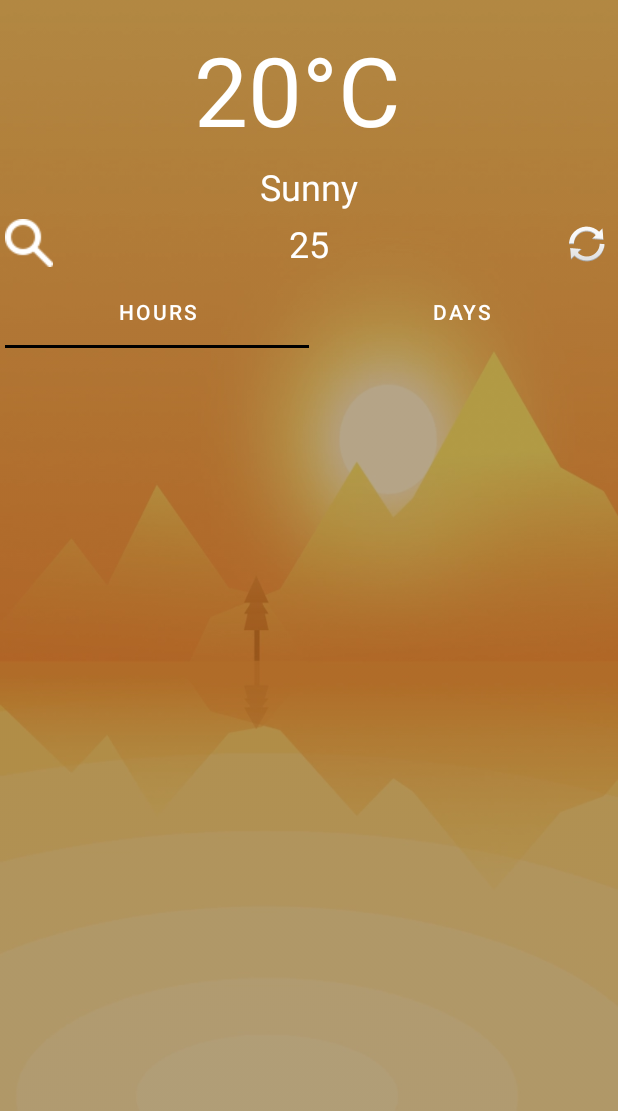
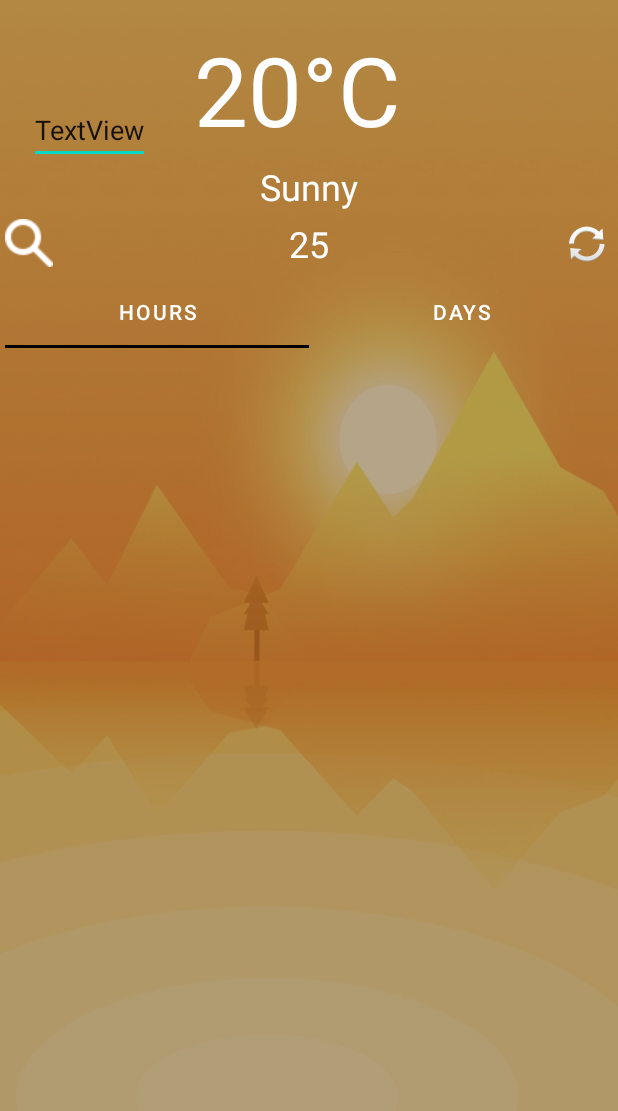
Before and after one commit to EugenePepin/WeatherApp, an Android app: the fragment MainFragment shown on its own in the app's theme, on a phone screen of 412 x 824 dp, the part 125-1236 px from its top. Run offline under Robolectric (Android 15) with nearby library versions, the phone set to English and light mode, and no system bars; our stand-ins replace Picasso, Volley; pictures from the network do not load; 1 statement that could not run was skipped.

Commit message:
Ver 0.95

```diff
--- a/app/src/main/java/com/example/weatherapp/fragment/MainFragment.kt
+++ b/app/src/main/java/com/example/weatherapp/fragment/MainFragment.kt
@@ -21,6 +21,7 @@ import com.android.volley.Request
 import com.android.volley.toolbox.StringRequest
 import com.android.volley.toolbox.Volley
 import com.example.weatherapp.DialogManager
+import com.example.weatherapp.DialogManager.incorrectCityName
 import com.example.weatherapp.MainViewModel
 import com.example.weatherapp.WeatherData
 import com.example.weatherapp.adapter.FragmentAdapter
@@ -106,7 +107,7 @@ class MainFragment : Fragment() {
         val request = StringRequest(Request.Method.GET, url, { result ->
             parseWeatherData(result)
         }, { error ->
-            Log.d("MyLog", "Error $error")
+            incorrectCityName(requireContext())
         }
 
         )
--- a/app/src/main/res/layout/fragment_main.xml
+++ b/app/src/main/res/layout/fragment_main.xml
@@ -137,6 +137,16 @@
                 app:layout_constraintTop_toTopOf="@+id/tempMaxMinTextView"
                 app:layout_constraintVertical_bias="0.0" />
 
+            <EditText
+                android:id="@+id/textView"
+                android:layout_width="wrap_content"
+                android:layout_height="wrap_content"
+                android:layout_marginStart="16dp"
+                android:layout_marginTop="144dp"
+                android:text="TextView"
+                app:layout_constraintStart_toStartOf="parent"
+                app:layout_constraintTop_toTopOf="parent" />
+
         </androidx.constraintlayout.widget.ConstraintLayout>
     </androidx.cardview.widget.CardView>
 
```
Also changed, not shown: app/src/main/java/com/example/weatherapp/DialogManager.kt (+11 -0 lines).
